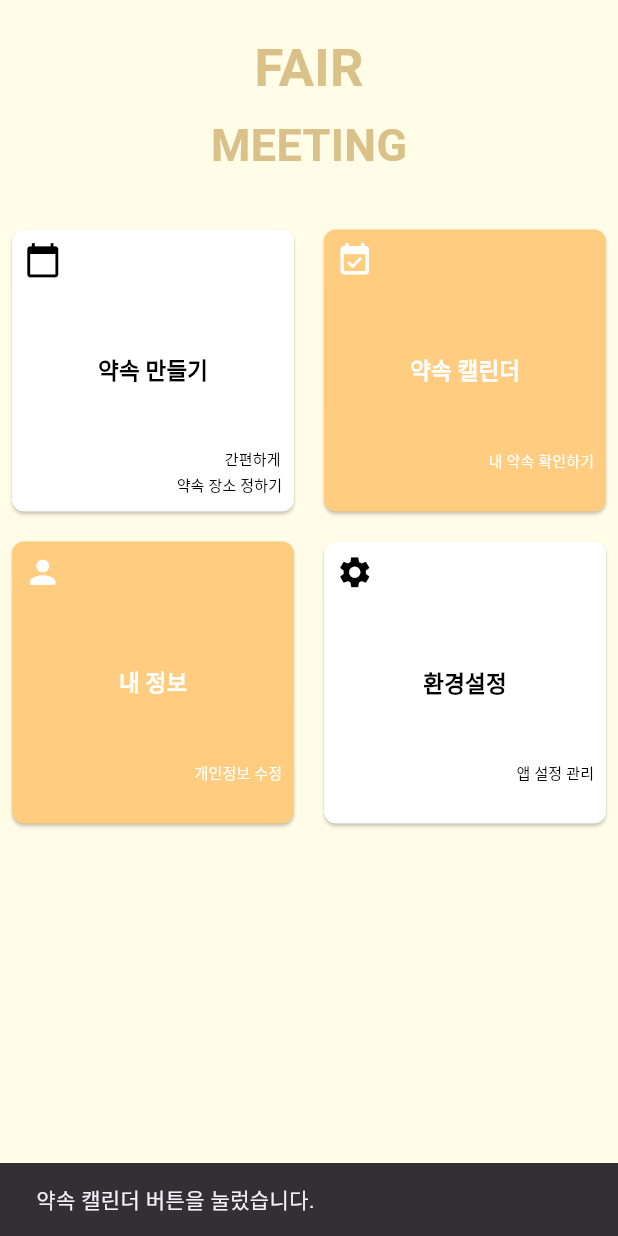
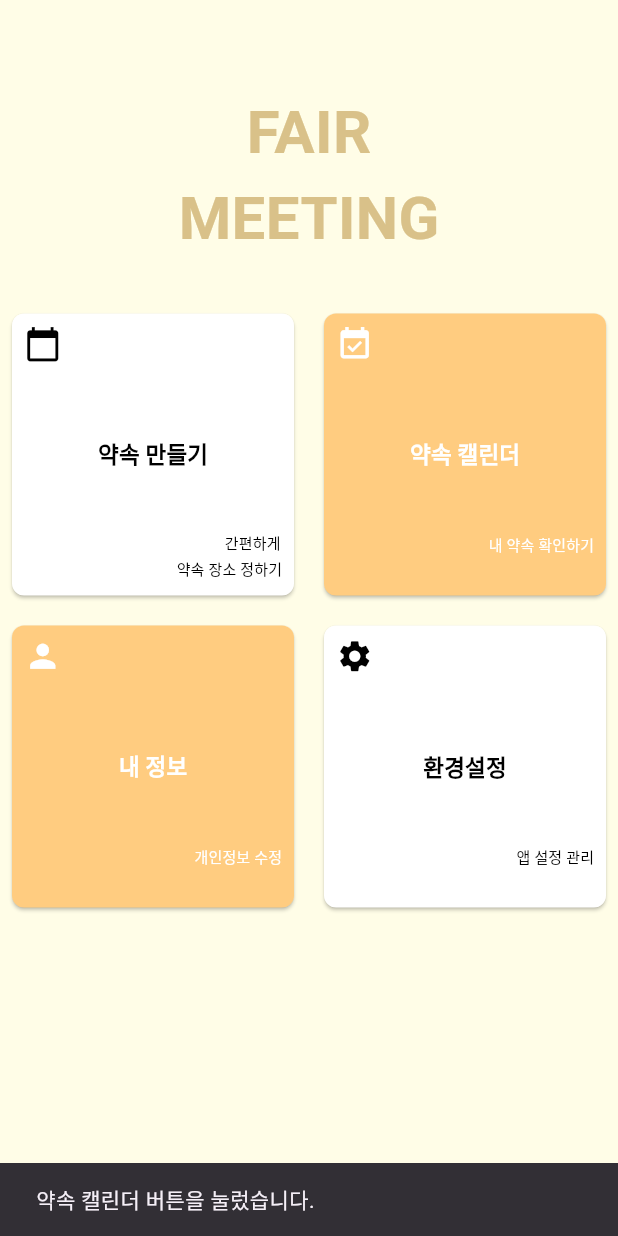
Before and after one commit to partmant/FairMeeting, a Flutter app: the MainmenuScreen screen opened by its route, after a tap on "약속 캘린더", on a phone screen of 412 x 824 dp. Run offline on Flutter 3.47's test engine with Material 3 defaults, Android fonts, the phone set to English and light mode, and no system bars; missing offline and left inert: kakao_flutter_sdk_user, kakao_map_plugin.

Commit message:
로그인 문제 해결, 초기화면 생성, 리다이랙트 설정

```diff
--- /dev/null
+++ b/devtools_options.yaml
@@ -0,0 +1,3 @@
+description: This file stores settings for Dart & Flutter DevTools.
+documentation: https://docs.flutter.dev/tools/devtools/extensions#configure-extension-enablement-states
+extensions:
--- a/lib/main.dart
+++ b/lib/main.dart
@@ -1,8 +1,9 @@
-import 'package:fair_front/screens/mainMenu.dart';
+import 'package:fair_front/screens/main_menu.dart';
 import 'package:flutter/material.dart';
 import 'package:kakao_flutter_sdk_user/kakao_flutter_sdk_user.dart';
 import 'package:kakao_map_plugin/kakao_map_plugin.dart';
 import 'screens/login.dart';
+import 'screens/app_start.dart';
 import 'screens/kakao_map_screen.dart';
 
 
@@ -25,7 +26,7 @@ class FairMeetingApp extends StatelessWidget {
       title: 'Fair Meeting',
       debugShowCheckedModeBanner: false,  //디버그 배너 제거
 
-      home: const LoginScreen(),  // 로그인 화면을 호출
+      home: const AppStart(),  // 로그인 화면을 호출
 
       //home: KakaoMapScreen(),
 
--- a/lib/screens/mainMenu.dart
+++ b/lib/screens/main_menu.dart
@@ -1,4 +1,7 @@
 import 'package:flutter/material.dart';
+import 'package:fair_front/screens/kakao_map_screen.dart';
+import '../widgets/logo_title.dart';
+import 'package:fair_front/screens/login.dart';
 
 
 class MainmenuScreen extends StatefulWidget {
@@ -15,43 +18,20 @@ class _MainmenuScreenState extends State<MainmenuScreen> {
       body: Container(
         color: Colors.yellow.shade50,
         child: Column(
-          mainAxisAlignment: MainAxisAlignment.end, // 내용 하단 정렬
           children: [
-            // 상단 부분
-            Container(
-              padding: EdgeInsets.symmetric(vertical: 20),
-              child: Column(
-                mainAxisAlignment: MainAxisAlignment.center,
-                children: [
-                  Text(
-                    'FAIR',
-                    style: TextStyle(
-                      color: Color(0xFFD9C189),
-                      fontWeight: FontWeight.bold,
-                      fontSize: 35,
-                    ),
-                  ),
-                  SizedBox(height: 5),
-                  Text(
-                    'MEETING',
-                    style: TextStyle(
-                      color: Color(0xFFD9C189),
-                      fontWeight: FontWeight.bold,
-                      fontSize: 30,
-                    ),
-                  ),
-                ],
-              ),
+            const SizedBox(height: 60), // 로고 위에 공간 추가
+            const Center(
+              child: LogoTitle(),
             ),
+            const SizedBox(height: 20), // 로고와 버튼 사이 여백
             Expanded(
               child: Padding(
-                padding: const EdgeInsets.symmetric(
-                    horizontal: 8.0, vertical: 15.0), // 여백 추가로 조정
+                padding: const EdgeInsets.symmetric(horizontal: 8.0, vertical: 15.0),
                 child: GridView.count(
-                  crossAxisCount: 2, // 2열 레이아웃
-                  crossAxisSpacing: 20, // 버튼 간격 줄이기
-                  mainAxisSpacing: 20, // 버튼 간격 줄이기
-                  childAspectRatio: 1, // 정사각형 비율 유지
+                  crossAxisCount: 2,
+                  crossAxisSpacing: 20,
+                  mainAxisSpacing: 20,
+                  childAspectRatio: 1,
                   children: [
                     _buildMenuButton(
                       context: context,
@@ -111,41 +91,54 @@ class _MainmenuScreenState extends State<MainmenuScreen> {
   }) {
     return ElevatedButton(
       onPressed: () {
-        ScaffoldMessenger.of(context).showSnackBar(
-          SnackBar(content: Text('$label 버튼을 눌렀습니다.')),
-        );
+        if (label == '약속 만들기') {
+          Navigator.push(
+            context,
+            MaterialPageRoute(builder: (context) => const KakaoMapScreen()),
+          );
+        } else if (label == '내 정보') {
+          Navigator.push(
+            context,
+            MaterialPageRoute(builder: (context) => const LoginScreen()), // ✅ LoginScreen으로 이동!
+          );
+        } else {
+          ScaffoldMessenger.of(context).showSnackBar(
+            SnackBar(content: Text('$label 버튼을 눌렀습니다.')),
+          );
+        }
       },
+
       style: ElevatedButton.styleFrom(
         backgroundColor: color,
         shape: RoundedRectangleBorder(
           borderRadius: BorderRadius.circular(8),
         ),
-        padding: EdgeInsets.all(4), // 버튼 내부 여백 축소
+        padding: const EdgeInsets.all(4),
       ),
       child: Stack(
         children: [
           Align(
-            alignment: Alignment.topLeft, // 아이콘을 왼쪽 상단에 배치
+            alignment: Alignment.topLeft,
             child: Padding(
-              padding: EdgeInsets.only(top: 4, left: 4),
-              child: Icon(icon, size: 25, color: iconColor), // 아이콘 크기 줄이기
+              padding: const EdgeInsets.only(top: 4, left: 4),
+              child: Icon(icon, size: 25, color: iconColor),
             ),
           ),
           Align(
-            alignment: Alignment.center, // label을 기존 위치에 유지
+            alignment: Alignment.center,
             child: Text(
               label,
               style: TextStyle(
-                fontSize: 15, // 텍스트 크기 줄이기
+                fontSize: 15,
                 fontWeight: FontWeight.bold,
                 color: textColor,
               ),
             ),
           ),
           Align(
-            alignment: Alignment.bottomRight, // subLabel을 오른쪽 하단에 배치
+            alignment: Alignment.bottomRight,
             child: Padding(
-              padding: EdgeInsets.only(right: 4, bottom: 6), // subLabel 위치 조정
+              padding: const EdgeInsets.only(right: 4, bottom: 6),
               child: Column(
                 mainAxisSize: MainAxisSize.min,
                 children: [
@@ -156,7 +149,7 @@ class _MainmenuScreenState extends State<MainmenuScreen> {
                       color: textColor,
                     ),
                   ),
-                  SizedBox(height: 2), // 줄 간격 조정
+                  const SizedBox(height: 2),
                   Text(
                     subLabel2,
                     style: TextStyle(
```
Also changed, not shown: lib/screens/app_start.dart (added, +36 -0 lines), lib/screens/kakao_map_screen.dart (+9 -2 lines), lib/screens/login.dart (+29 -6 lines), 3 other files.
